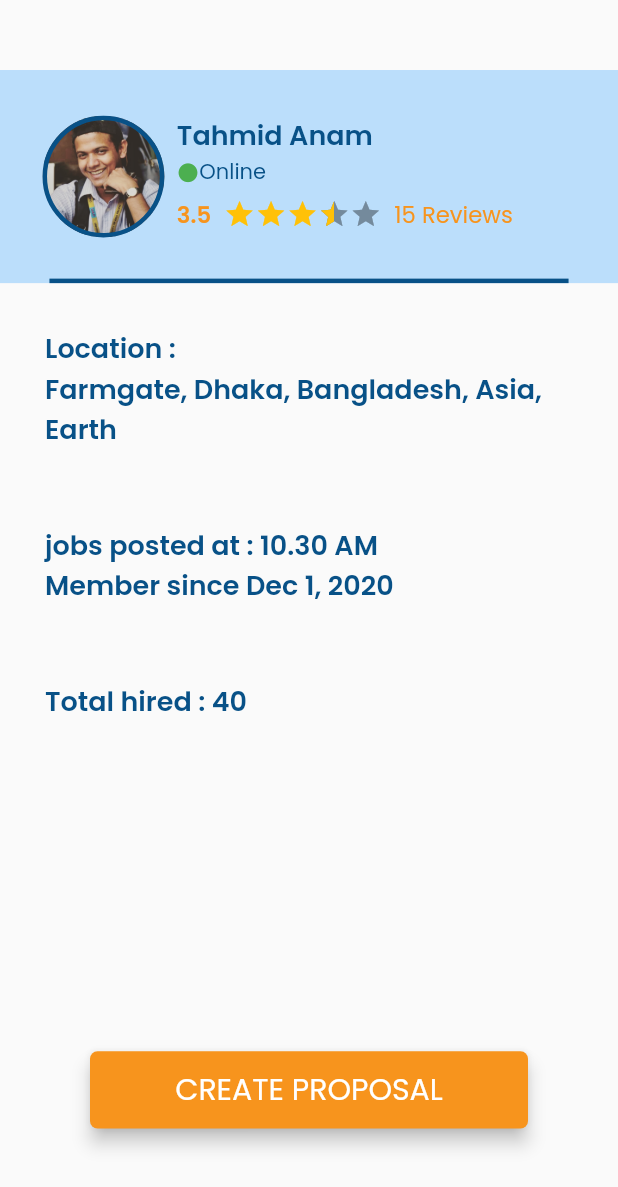
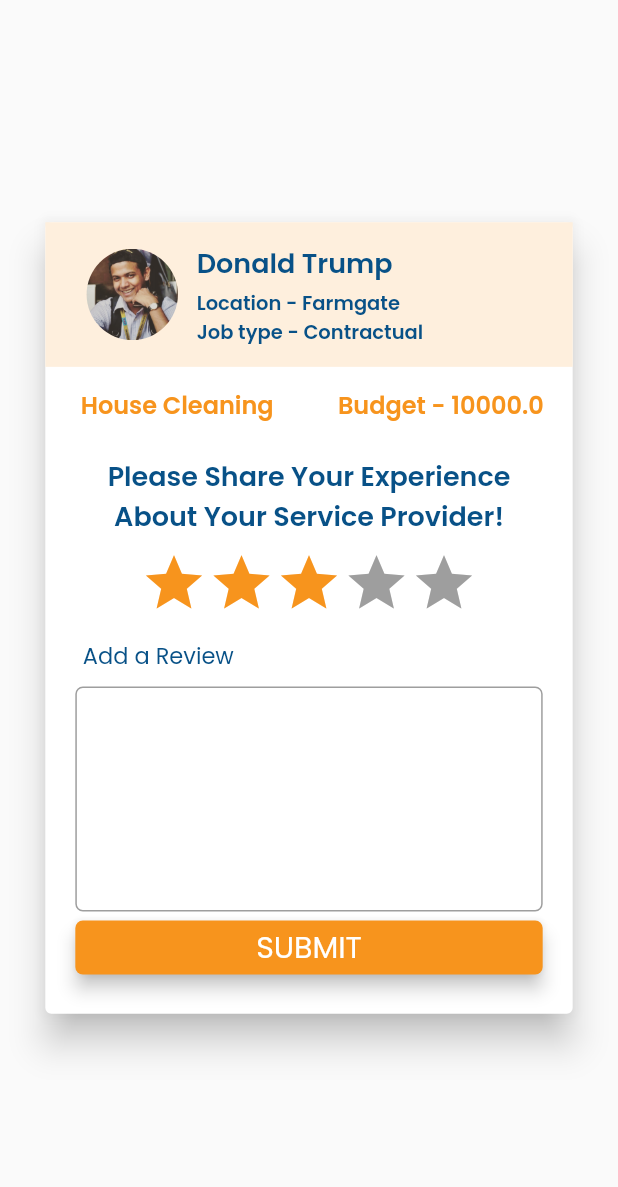
Before and after one commit to TahmidShovon22/project, a Flutter app: the screen it shows after launch, on a phone screen of 412 x 824 dp. Shown: the top 1187 px of the screen. Run offline on Flutter 3.47's test engine with Material 2 defaults, Android fonts, the phone set to English and light mode, and no system bars; drawn by our look-alikes of flutter_rating_bar.

Commit message:
Add files via upload

```diff
--- a/lib/Screens/client_info.dart
+++ b/lib/Screens/client_info.dart
@@ -7,7 +7,7 @@ import 'package:intl/intl.dart';
 
 class ClientInfo extends StatefulWidget {
   final address = 'Farmgate, Dhaka, Bangladesh, Asia, Earth';
-  final name = 'Tahmid Anam';
+  final name = 'Donald Trump';
   final status = 'Online';
   final rated = 3.5;
   final reviews = 15;
--- /dev/null
+++ b/lib/Screens/feedback_card.dart
@@ -0,0 +1,208 @@
+import 'package:flutter/material.dart';
+import 'package:project/Widgets/default_button.dart';
+import 'package:project/Widgets/rating_bar.dart';
+
+import '../constants.dart';
+import '../size_config.dart';
+
+class FeedbackCard extends StatefulWidget {
+  final name = 'Donald Trump';
+  //final status = 'Online';
+  final rated = 3.5;
+  final reviews = 15;
+  //final hired = 40;
+  final address = 'Farmgate';
+
+  final price = 10000.00;
+  final category = 'House Cleaning';
+  @override
+  _FeedbackCardState createState() => _FeedbackCardState();
+}
+
+class _FeedbackCardState extends State<FeedbackCard> {
+  @override
+  Widget build(BuildContext context) {
+    SizeConfig().init(context);
+    return GestureDetector(
+      onTap: () {
+        FocusScope.of(context).requestFocus(FocusNode());
+      },
+      child: Material(
+        child: Container(
+          alignment: Alignment.center,
+          child: Card(
+            elevation: 10,
+            child: Container(
+              height: getProportionateScreenHeight(520),
+              width: getProportionateScreenWidth(320),
+              child: Column(
+                mainAxisAlignment: MainAxisAlignment.start,
+                children: [
+                  Container(
+                    color: kPrimaryLightColor,
+                    height: getProportionateScreenHeight(95),
+                    width: getProportionateScreenWidth(320),
+                    child: Row(
+                      children: [
+                        Container(
+                          margin: EdgeInsets.only(left: 25, right: 10),
+                          width: getProportionateScreenWidth(60),
+                          height: getProportionateScreenHeight(60),
+                          decoration: BoxDecoration(
+                            shape: BoxShape.circle,
+                            image: DecorationImage(
+                              fit: BoxFit.cover,
+                              image: AssetImage("Assets/Images/dp.jpg"),
+                            ),
+                          ),
+                        ),
+                        Container(
+                          padding: EdgeInsets.only(top: 10),
+                          height: getProportionateScreenHeight(100),
+                          width: getProportionateScreenWidth(200),
+                          child: Column(
+                            crossAxisAlignment: CrossAxisAlignment.start,
+                            mainAxisAlignment: MainAxisAlignment.spaceEvenly,
+                            children: [
+                              Text(
+                                widget.name,
+                                textAlign: TextAlign.left,
+                                style: TextStyle(
+                                  color: kTextColor,
+                                  fontFamily: 'Poppins',
+                                  fontWeight: FontWeight.bold,
+                                  fontSize: 18,
+                                ),
+                              ),
+                              Container(
+                                padding: EdgeInsets.only(bottom: 10),
+                                width: double.infinity,
+                                child: Text(
+                                  'Location - ${widget.address}\nJob type - Contractual',
+                                  style: TextStyle(
+                                    color: kTextColor,
+                                    fontFamily: 'Poppins',
+                                    fontSize: 13,
+                                    fontWeight: FontWeight.bold,
+                                  ),
+                                ),
+                              ),
+                            ],
+                          ),
+                        ),
+                      ],
+                    ),
+                  ),
+                  Row(
+                    mainAxisAlignment: MainAxisAlignment.spaceBetween,
+                    children: [
+                      Container(
+                        alignment: Alignment.center,
+                        width: getProportionateScreenWidth(160),
+                        height: getProportionateScreenHeight(50),
+                        child: Text(
+                          '${widget.category}',
+                          style: TextStyle(
+                            color: kPrimaryColor,
+                            fontFamily: 'Poppins',
+                            fontSize: 16,
+                            fontWeight: FontWeight.bold,
+                          ),
+                        ),
+                      ),
+                      Container(
+                        alignment: Alignment.center,
+                        width: getProportionateScreenWidth(160),
+                        height: getProportionateScreenHeight(50),
+                        child: Text(
+                          'Budget - ${widget.price}',
+                          style: TextStyle(
+                            color: kPrimaryColor,
+                            fontFamily: 'Poppins',
+                            fontSize: 16,
+                            fontWeight: FontWeight.bold,
+                          ),
+                        ),
+                      ),
+                    ],
+                  ),
+                  Container(
+                    padding: EdgeInsets.symmetric(horizontal: 20),
+                    //color: Colors.red,
+                    alignment: Alignment.center,
+                    width: getProportionateScreenWidth(320),
+                    height: getProportionateScreenHeight(70),
+                    child: Text(
+                      'Please Share Your Experience About Your Service Provider!',
+                      textAlign: TextAlign.center,
+                      style: TextStyle(
+                        color: kTextColor,
+                        fontFamily: 'Poppins',
+                        fontSize: 18,
+                        fontWeight: FontWeight.bold,
+                      ),
+                    ),
+                  ),
+                  Container(
+                    alignment: Alignment.topCenter,
+                    height: getProportionateScreenHeight(50),
+                    width: getProportionateScreenWidth(320),
+                    child: RatingBarWidget(),
+                  ),
+                  Container(
+                    padding: EdgeInsets.only(left: 25),
+                    alignment: Alignment.centerLeft,
+                    height: getProportionateScreenHeight(40),
+                    width: getProportionateScreenWidth(320),
+                    child: Text(
+                      'Add a Review',
+                      style: TextStyle(
+                        color: kTextColor,
+                        fontFamily: 'Poppins',
+                        fontSize: 15,
+                      ),
+                    ),
+                  ),
+                  Container(
+                    padding: const EdgeInsets.symmetric(
+                      horizontal: 20,
+                    ),
+                    child: TextField(
+                      //textInputAction: TextInputAction.,
+                      minLines: 5,
+                      maxLines: 5,
+                      style: TextStyle(
+                        fontFamily: 'Poppins',
+                        fontSize: 16,
+                      ),
+                      cursorHeight: 30,
+                      autocorrect: false,
+                      decoration: InputDecoration(
+                        enabledBorder: OutlineInputBorder(
+                          borderRadius: BorderRadius.all(Radius.circular(5.0)),
+                          borderSide: BorderSide(color: Colors.grey),
+                        ),
+                        focusedBorder: OutlineInputBorder(
+                          borderRadius: BorderRadius.all(Radius.circular(5.0)),
+                          borderSide: BorderSide(color: Colors.black),
+                        ),
+                      ),
+                    ),
+                  ),
+                  Container(
+                    margin: EdgeInsets.only(left: 20, right: 20, top: 0),
+                    width: getProportionateScreenWidth(320),
+                    child: DefaultButton(
+                      text: 'SUBMIT',
+                      press: () {},
+                    ),
+                  )
+                ],
+              ),
+            ),
+          ),
+        ),
+      ),
+    );
+  }
+}
--- a/lib/Screens/job_details.dart
+++ b/lib/Screens/job_details.dart
@@ -3,7 +3,6 @@ import 'package:project/Widgets/rating_bar_indicator.dart';
 import 'package:project/constants.dart';
 import 'package:project/size_config.dart';
 import '../Widgets/default_button.dart';
-import 'package:flutter_rating_bar/flutter_rating_bar.dart';
 
 class JobDetails extends StatefulWidget {
   final rated = 3.5;
--- a/lib/Screens/pop_up.dart
+++ b/lib/Screens/pop_up.dart
@@ -3,8 +3,8 @@ import '../constants.dart';
 import '../Widgets/default_button.dart';
 
 class PopUp extends StatefulWidget {
-  final address = 'Farmgate, Dhaka, Bangladesh, Asia, Earth';
-  final name = 'Tahmid Anam';
+  final address = 'Farmgate, Dhaka';
+  final name = 'Donald Trump';
   final status = 'Online';
   final price = 10000.00;
   final category = 'House Cleaning';
--- a/lib/Widgets/default_button.dart
+++ b/lib/Widgets/default_button.dart
@@ -1,7 +1,5 @@
 import 'package:flutter/material.dart';
 import '../constants.dart';
-
-import '../size_config.dart';
 
 class DefaultButton extends StatelessWidget {
   const DefaultButton({
--- /dev/null
+++ b/lib/Widgets/rating_bar.dart
@@ -0,0 +1,28 @@
+import 'package:flutter/material.dart';
+import 'package:flutter_rating_bar/flutter_rating_bar.dart';
+import 'package:project/constants.dart';
+
+class RatingBarWidget extends StatefulWidget {
+  @override
+  _RatingBarWidgetState createState() => _RatingBarWidgetState();
+}
+
+class _RatingBarWidgetState extends State<RatingBarWidget> {
+  @override
+  Widget build(BuildContext context) {
+    return RatingBar.builder(
+      itemSize: 45,
+      initialRating: 3,
+      minRating: 1,
+      direction: Axis.horizontal,
+      allowHalfRating: false,
+      itemCount: 5,
+      //itemPadding: EdgeInsets.symmetric(horizontal: 4.0),
+      itemBuilder: (context, _) => Icon(
+        Icons.star,
+        color: kPrimaryColor,
+      ),
+      onRatingUpdate: (rating) {},
+    );
+  }
+}
--- a/lib/Widgets/rating_bar_indicator.dart
+++ b/lib/Widgets/rating_bar_indicator.dart
@@ -45,7 +45,7 @@ class RatingBarIndicatorWidget extends StatelessWidget {
             itemCount: 5,
             itemBuilder: (context, index) => Icon(
               Icons.star,
-              color: Colors.amber,
+              color: kPrimaryColor,
             ),
           ),
         ),
--- a/lib/main.dart
+++ b/lib/main.dart
@@ -1,5 +1,7 @@
 import 'package:flutter/material.dart';
 import 'package:project/Screens/client_info.dart';
+import 'package:project/Screens/feedback_card.dart';
+import 'package:project/Screens/invite_card.dart';
 import 'package:project/Screens/job_details.dart';
 import 'package:project/constants.dart';
 import 'package:project/size_config.dart';
@@ -29,6 +31,8 @@ class _MyAppState extends State<MyApp> {
   Widget build(BuildContext context) {
     //return PopUp();
     //return JobDetails();
-    return ClientInfo();
+    //return ClientInfo();
+    //return Invite();
+    return FeedbackCard();
   }
 }
```
Also changed, not shown: lib/Screens/invite_card.dart (added, +185 -0 lines).
